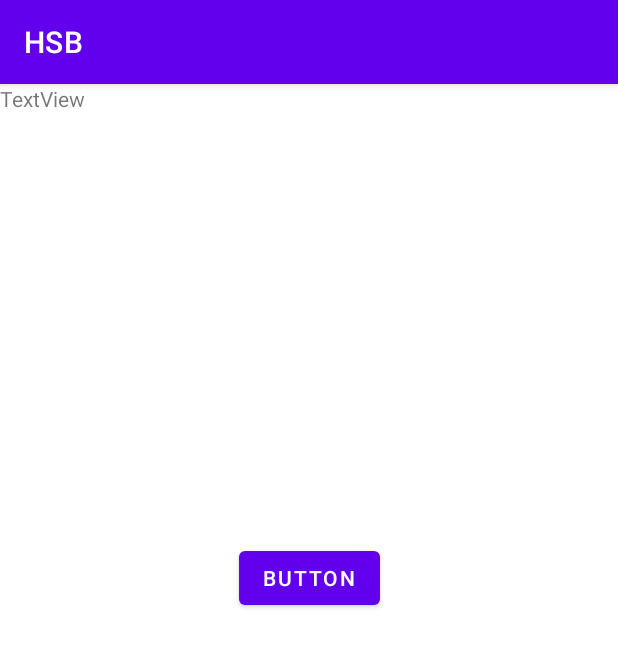
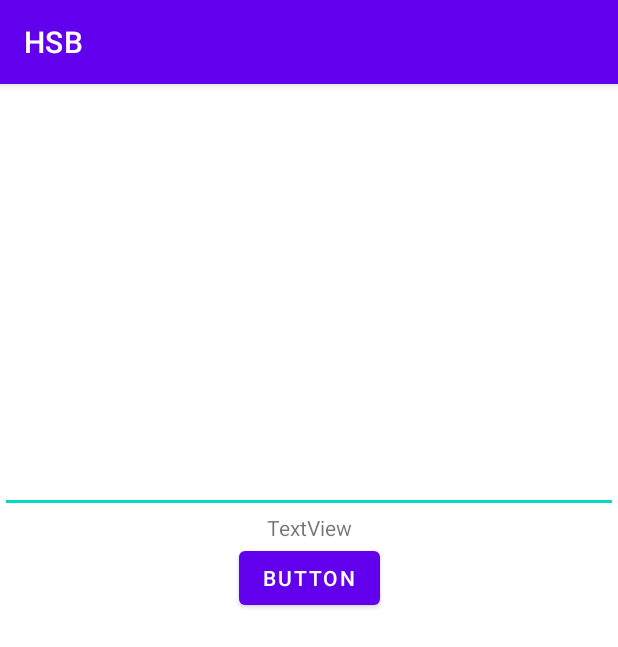
Before and after one commit to diddntjd99/ARLibrary, an Android app: the screen it shows after launch (MainActivity), on a phone screen of 412 x 824 dp. Shown: the top 647 px of the screen. Run offline under Robolectric (Android 15) with nearby library versions, the phone set to English and light mode, and no system bars; libraries missing offline, so code that uses them is left out: io.socket.client, io.socket.emitter; 2 statements that could not run were skipped.

Commit message:
edittext 추가

```diff
--- a/app/src/main/java/com/example/HSB/MainActivity.java
+++ b/app/src/main/java/com/example/HSB/MainActivity.java
@@ -5,6 +5,7 @@ import androidx.appcompat.app.AppCompatActivity;
 import android.os.Bundle;
 import android.view.View;
 import android.widget.Button;
+import android.widget.EditText;
 import android.widget.TextView;
 import android.widget.Toast;
 
@@ -18,6 +19,7 @@ public class MainActivity extends AppCompatActivity {
     public Button button;
     public TextView textView;
     private Socket socket;
+    public EditText editText;
 
     @Override
     protected void onCreate(Bundle savedInstanceState) {
@@ -25,18 +27,20 @@ public class MainActivity extends AppCompatActivity {
         setContentView(R.layout.activity_main);
 
         try {
-            socket = IO.socket("http://119.192.49.237:32/");
+            socket = IO.socket("http://119.192.49.237/");
+            //http:://14.53.49.163
             socket.connect();
         } catch (Exception e) {
             e.printStackTrace();
         }
 
         textView = (TextView) findViewById(R.id.textView);
+        editText = (EditText) findViewById(R.id.editText);
         button = (Button) findViewById(R.id.button);
         button.setOnClickListener(new View.OnClickListener() {
             @Override
             public void onClick(View v) {
-                socket.emit("book_name", "야수가 간다1");
+                socket.emit("book_name", editText.getText().toString());
 
                 socket.on("return", new Emitter.Listener() {
                     @Override
--- a/app/src/main/res/layout/activity_main.xml
+++ b/app/src/main/res/layout/activity_main.xml
@@ -17,14 +17,23 @@
         app:layout_constraintTop_toTopOf="parent"
         app:layout_constraintVertical_bias="0.424" />
 
+    <EditText
+        android:id="@+id/editText"
+        android:layout_width="0dp"
+        android:layout_height="0dp"
+        app:layout_constraintBottom_toTopOf="@+id/textView"
+        app:layout_constraintEnd_toEndOf="parent"
+        app:layout_constraintHorizontal_bias="0.0"
+        app:layout_constraintStart_toStartOf="parent"
+        app:layout_constraintTop_toTopOf="parent" />
+
     <TextView
         android:id="@+id/textView"
-        android:layout_width="0dp"
-        android:layout_height="0dp"
+        android:layout_width="wrap_content"
+        android:layout_height="wrap_content"
         android:text="TextView"
         app:layout_constraintBottom_toTopOf="@+id/button"
         app:layout_constraintEnd_toEndOf="parent"
-        app:layout_constraintStart_toStartOf="parent"
-        app:layout_constraintTop_toTopOf="parent" />
+        app:layout_constraintStart_toStartOf="parent" />
 
 </androidx.constraintlayout.widget.ConstraintLayout>
```
